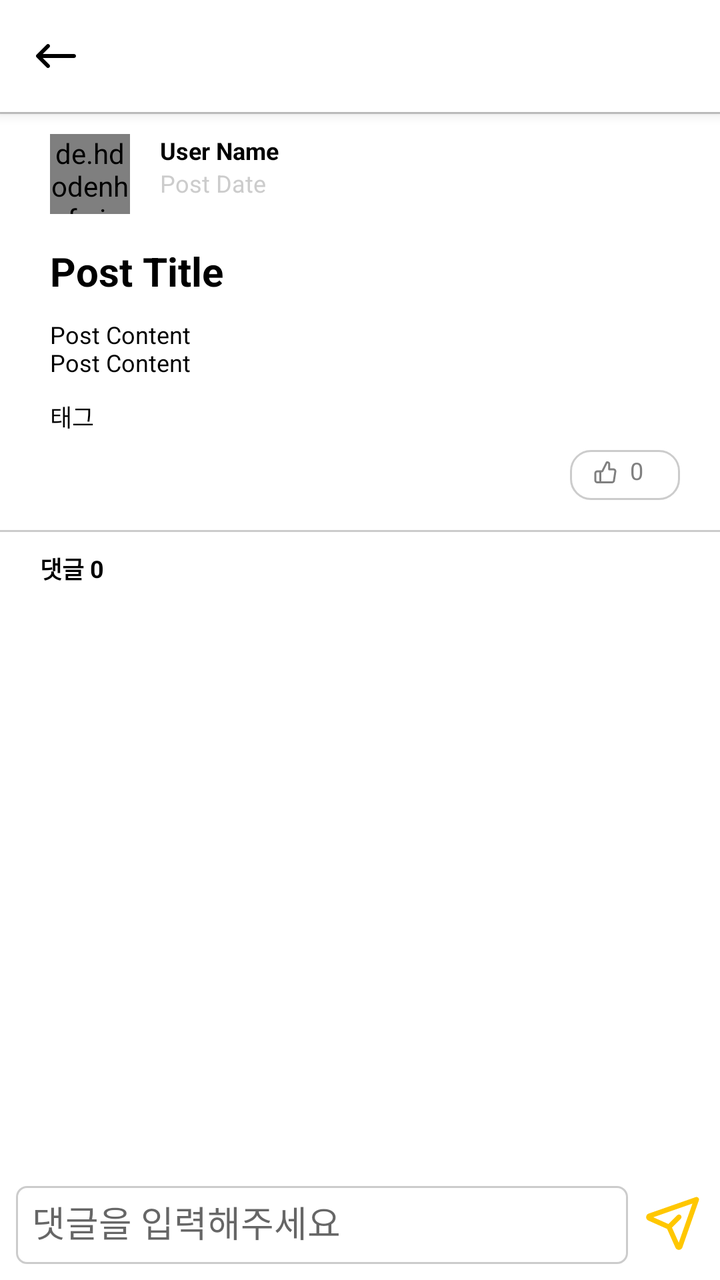
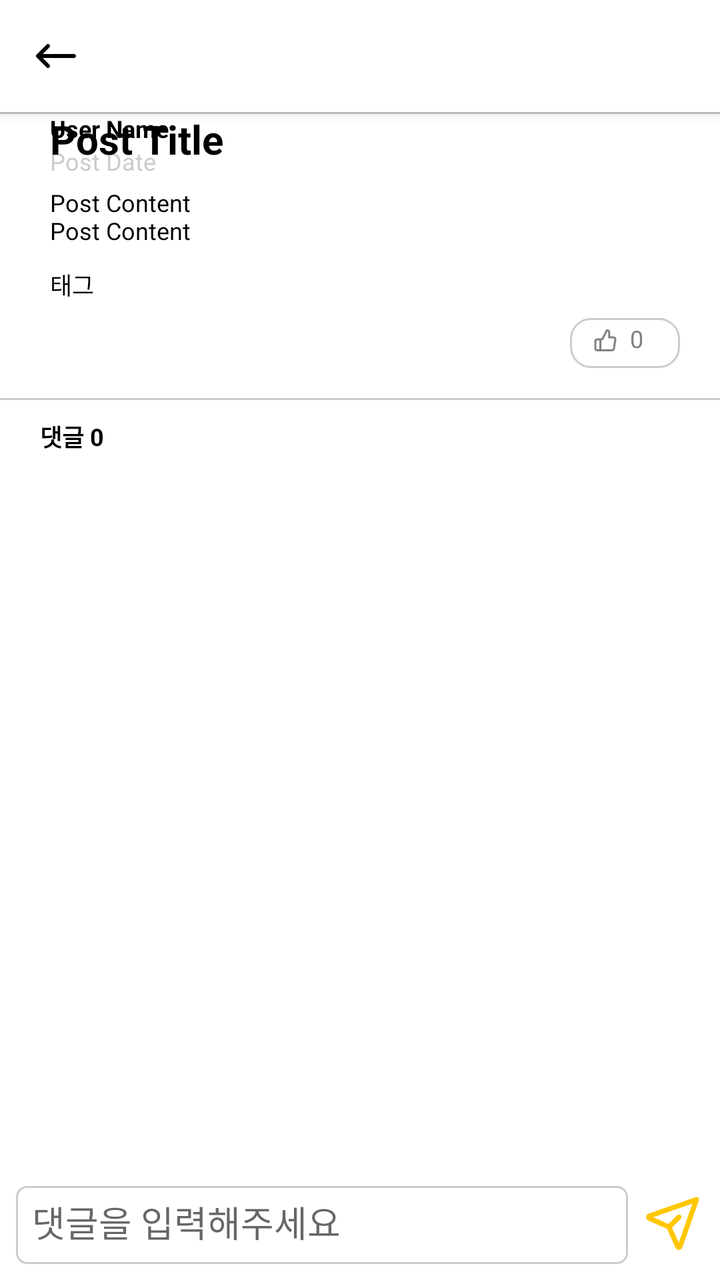

An Android layout rendered at two revisions. The XML below is the earlier revision; the diff shows what the commit changed to produce the second picture.
<!-- AndroidManifest.xml: application theme Theme.Team_On -->
<!-- res/layout/fragment_post_detail.xml -->
<?xml version="1.0" encoding="utf-8"?>
<androidx.coordinatorlayout.widget.CoordinatorLayout xmlns:android="http://schemas.android.com/apk/res/android"
    xmlns:tools="http://schemas.android.com/tools"
    xmlns:app="http://schemas.android.com/apk/res-auto"
    android:layout_width="match_parent"
    android:layout_height="match_parent"
    tools:context=".FragmentPostDetail">

    <com.google.android.material.appbar.AppBarLayout
        android:id="@+id/post_detail_appbar"
        android:layout_width="match_parent"
        android:layout_height="wrap_content">

        <androidx.appcompat.widget.Toolbar
            android:id="@+id/post_detail_toolbar"
            android:layout_width="match_parent"
            android:layout_height="?attr/actionBarSize"
            android:background="@color/white"
            app:layout_scrollFlags="scroll|exitUntilCollapsed"
            app:navigationIcon="@drawable/svg_back"/>

    </com.google.android.material.appbar.AppBarLayout>

    <androidx.core.widget.NestedScrollView
        android:layout_width="match_parent"
        android:layout_height="match_parent"
        android:layout_marginBottom="55dp"
        app:layout_behavior="@string/appbar_scrolling_view_behavior">

        <androidx.constraintlayout.widget.ConstraintLayout
            android:layout_width="match_parent"
            android:layout_height="wrap_content">

            <ImageView
                android:id="@+id/post_detail_line1"
                android:layout_width="match_parent"
                android:layout_height="1dp"
                android:background="@color/gray"
                app:layout_constraintStart_toStartOf="parent"
                app:layout_constraintTop_toTopOf="parent"/>

            <de.hdodenhof.circleimageview.CircleImageView
                android:id="@+id/post_detail_user_profile"
                android:layout_width="40dp"
                android:layout_height="40dp"
                android:layout_marginStart="25dp"
                android:layout_marginTop="10dp"
                android:src="@drawable/svg_default_profile"
                app:layout_constraintStart_toStartOf="parent"
                app:layout_constraintTop_toBottomOf="@id/post_detail_line1" />

            <TextView
                android:id="@+id/post_detail_user_name"
                android:layout_width="wrap_content"
                android:layout_height="wrap_content"
                android:layout_marginStart="15dp"
                android:text="User Name"
                android:textColor="@color/black"
                android:textSize="12sp"
                android:textStyle="bold"
                app:layout_constraintStart_toEndOf="@id/post_detail_user_profile"
                app:layout_constraintTop_toTopOf="@id/post_detail_user_profile" />

            <TextView
                android:id="@+id/post_detail_post_date"
                android:layout_width="wrap_content"
                android:layout_height="wrap_content"
                android:text="Post Date"
                android:textColor="@color/gray"
                android:textSize="12sp"
                app:layout_constraintStart_toStartOf="@id/post_detail_user_name"
                app:layout_constraintTop_toBottomOf="@id/post_detail_user_name" />

            <TextView
                android:id="@+id/post_detail_title"
                android:layout_width="wrap_content"
                android:layout_height="wrap_content"
                android:maxWidth="300dp"
                android:layout_marginTop="15dp"
                android:text="Post Title"
                android:textColor="@color/black"
                android:textSize="20sp"
                android:textStyle="bold"
                app:layout_constraintStart_toStartOf="@id/post_detail_user_profile"
                app:layout_constraintTop_toBottomOf="@id/post_detail_user_profile" />

            <TextView
                android:id="@+id/post_detail_content"
                android:layout_width="wrap_content"
                android:layout_height="wrap_content"
                android:maxWidth="300dp"
                android:layout_marginTop="10dp"
                android:text="Post Content\nPost Content"
                android:textColor="@color/black"
                android:textSize="12sp"
                app:layout_constraintStart_toStartOf="@id/post_detail_title"
                app:layout_constraintTop_toBottomOf="@id/post_detail_title" />

            <ImageView
                android:id="@+id/post_detail_image"
                android:layout_width="wrap_content"
                android:layout_height="wrap_content"
                android:layout_marginTop="10dp"
                android:maxWidth="330dp"
                android:maxHeight="164dp"
                android:adjustViewBounds="true"
                android:background="@drawable/radius_5_transparent"
                android:clipToOutline="true"
                android:visibility="gone"
                android:scaleType="fitCenter"
                android:src="@drawable/svg_big_camera"
                app:layout_constraintEnd_toEndOf="parent"
                app:layout_constraintStart_toStartOf="parent"
                app:layout_constraintTop_toBottomOf="@id/post_detail_content" />

            <TextView
                android:id="@+id/post_detail_tag_list"
                android:layout_width="wrap_content"
                android:layout_height="wrap_content"
                android:layout_marginTop="10dp"
                android:text="태그"
                android:textColor="@color/black"
                android:textSize="12sp"
                app:layout_constraintTop_toBottomOf="@id/post_detail_image"
                app:layout_constraintStart_toStartOf="@id/post_detail_title" />

            <TextView
                android:id="@+id/post_detail_tag1"
                android:layout_width="54dp"
                android:layout_height="22dp"
                android:layout_marginTop="8dp"
                android:background="@drawable/radius_10_stroke_gray"
                android:gravity="center"
                android:text="Tag1"
                android:textColor="@color/hint"
                android:textSize="12sp"
                android:visibility="gone"
                app:layout_constraintStart_toStartOf="@id/post_detail_tag_list"
                app:layout_constraintTop_toBottomOf="@id/post_detail_tag_list" />

            <TextView
                android:id="@+id/post_detail_tag2"
                android:layout_width="54dp"
                android:layout_height="22dp"
                android:layout_marginStart="8dp"
                android:background="@drawable/radius_10_stroke_gray"
                android:gravity="center"
                android:text="Tag2"
                android:textColor="@color/hint"
                android:textSize="12sp"
                android:visibility="gone"
                app:layout_constraintStart_toEndOf="@id/post_detail_tag1"
                app:layout_constraintTop_toTopOf="@id/post_detail_tag1" />

            <TextView
                android:id="@+id/post_detail_tag3"
                android:layout_width="54dp"
                android:layout_height="22dp"
                android:layout_marginStart="8dp"
                android:background="@drawable/radius_10_stroke_gray"
                android:gravity="center"
                android:text="Tag3"
                android:textColor="@color/hint"
                android:textSize="12sp"
                android:visibility="gone"
                app:layout_constraintStart_toEndOf="@id/post_detail_tag2"
                app:layout_constraintTop_toTopOf="@id/post_detail_tag2" />

            <TextView
                android:id="@+id/post_detail_text_like"
                android:layout_width="wrap_content"
                android:layout_height="wrap_content"
                android:layout_marginStart="30dp"
                android:layout_marginTop="2dp"
                android:text="0"
                android:textColor="@color/hint"
                android:textSize="12sp"
                app:layout_constraintTop_toTopOf="@id/post_detail_btn_like"
                app:layout_constraintStart_toStartOf="@id/post_detail_btn_like" />

            <ImageButton
                android:id="@+id/post_detail_btn_like"
                android:layout_width="55dp"
                android:layout_height="25dp"
                android:layout_marginTop="8dp"
                android:layout_marginEnd="20dp"
                android:background="@drawable/radius_10_stroke_gray"
                android:src="@drawable/svg_thumbs"
                android:paddingEnd="20dp"
                android:paddingBottom="2dp"
                app:layout_constraintEnd_toEndOf="parent"
                app:layout_constraintTop_toBottomOf="@id/post_detail_tag_list" />

            <ImageView
                android:id="@+id/post_detail_line2"
                android:layout_width="match_parent"
                android:layout_height="1dp"
                android:layout_marginTop="15dp"
                android:background="@color/gray"
                app:layout_constraintStart_toStartOf="parent"
                app:layout_constraintTop_toBottomOf="@id/post_detail_btn_like" />

            <TextView
                android:layout_width="wrap_content"
                android:layout_height="wrap_content"
                android:layout_marginEnd="3dp"
                android:layout_marginTop="-1dp"
                android:text="댓글"
                android:textColor="@color/black"
                android:textSize="12sp"
                android:textStyle="bold"
                app:layout_constraintEnd_toStartOf="@id/post_detail_comment_counter"
                app:layout_constraintTop_toTopOf="@id/post_detail_comment_counter" />

            <TextView
                android:id="@+id/post_detail_comment_counter"
                android:layout_width="wrap_content"
                android:layout_height="wrap_content"
                android:layout_marginStart="20dp"
                android:layout_marginTop="10dp"
                android:text="0"
                android:textColor="@color/black"
                android:textSize="12sp"
                android:textStyle="bold"
                app:layout_constraintStart_toStartOf="@id/post_detail_title"
                app:layout_constraintTop_toBottomOf="@id/post_detail_line2" />

            <androidx.recyclerview.widget.RecyclerView
                android:id="@+id/post_detail_recyclerview"
                android:layout_width="match_parent"
                android:layout_height="wrap_content"
                android:layout_marginTop="10dp"
                app:layout_constraintStart_toStartOf="parent"
                app:layout_constraintTop_toBottomOf="@id/post_detail_comment_counter"
                tools:listitem="@layout/item_view_comment" />

        </androidx.constraintlayout.widget.ConstraintLayout>

    </androidx.core.widget.NestedScrollView>

    <LinearLayout
        android:layout_width="match_parent"
        android:layout_height="55dp"
        android:orientation="horizontal"
        android:padding="8dp"
        android:background="@color/white"
        android:layout_gravity="bottom">

        <EditText
            android:id="@+id/post_detail_edit_comment"
            android:layout_width="0dp"
            android:layout_height="wrap_content"
            android:layout_weight="1"
            android:hint="댓글을 입력해주세요"
            android:background="@drawable/radius_5_stroke_gray"
            android:padding="8dp" />

        <ImageButton
            android:id="@+id/post_detail_btn_send_comment"
            android:layout_width="30dp"
            android:layout_height="30dp"
            android:layout_marginStart="8dp"
            android:layout_marginTop="3dp"
            android:background="@drawable/svg_send_comment" />
    </LinearLayout>

</androidx.coordinatorlayout.widget.CoordinatorLayout>
<!-- res/layout/item_view_comment.xml (included above) -->
<?xml version="1.0" encoding="utf-8"?>
<androidx.constraintlayout.widget.ConstraintLayout xmlns:android="http://schemas.android.com/apk/res/android"
    xmlns:tools="http://schemas.android.com/tools"
    android:layout_width="match_parent"
    android:layout_height="wrap_content"
    android:minHeight="85dp"
    xmlns:app="http://schemas.android.com/apk/res-auto">

    <TextView
        android:id="@+id/comment_user_id"
        android:layout_width="wrap_content"
        android:layout_height="wrap_content"
        android:layout_marginStart="15dp"
        android:layout_marginTop="10dp"
        android:text="user_id"
        android:textColor="@color/black"
        android:textSize="11sp"
        android:textStyle="bold"
        app:layout_constraintStart_toStartOf="parent"
        app:layout_constraintTop_toTopOf="parent" />
    
    <TextView
        android:id="@+id/comment_date"
        android:layout_width="wrap_content"
        android:layout_height="wrap_content"
        android:layout_marginTop="1dp"
        android:text="mm/dd hh:mm"
        android:textColor="@color/gray"
        android:textSize="11sp"
        app:layout_constraintStart_toStartOf="@id/comment_user_id"
        app:layout_constraintTop_toBottomOf="@id/comment_user_id" />

    <TextView
        android:id="@+id/comment_content"
        android:layout_width="wrap_content"
        android:layout_height="wrap_content"
        android:layout_marginTop="7dp"
        android:maxWidth="280sp"
        android:text="comment_text"
        android:textColor="@color/black"
        android:textSize="12sp"
        app:layout_constraintStart_toStartOf="@id/comment_user_id"
        app:layout_constraintTop_toBottomOf="@id/comment_date" />

    <ImageView
        android:layout_width="match_parent"
        android:layout_height="1dp"
        android:layout_marginStart="15dp"
        android:layout_marginEnd="15dp"
        android:background="@color/gray"
        app:layout_constraintBottom_toBottomOf="parent"
        app:layout_constraintStart_toStartOf="parent" />

</androidx.constraintlayout.widget.ConstraintLayout>
<!-- resources referenced by this layout -->
<resources>
  <color name="black">#FF000000</color>
  <color name="gray">#CCCCCC</color>
  <color name="hint">#808080</color>
  <color name="white">#FFFFFFFF</color>
  <!-- drawable radius_10_stroke_gray (drawable) -->
  <?xml version="1.0" encoding="utf-8"?>
  <shape xmlns:android="http://schemas.android.com/apk/res/android">
      <corners android:radius="10dp"/>
      <stroke android:color="@color/gray"
          android:width="1dp"/>
  </shape>
  <!-- drawable radius_5_stroke_gray (drawable) -->
  <?xml version="1.0" encoding="utf-8"?>
  <shape xmlns:android="http://schemas.android.com/apk/res/android">
      <corners android:radius="5dp"/>
      <stroke android:color="@color/gray"
          android:width="1dp"/>
  </shape>
  <!-- drawable radius_5_transparent (drawable) -->
  <?xml version="1.0" encoding="utf-8"?>
  <shape xmlns:android="http://schemas.android.com/apk/res/android">
      <corners android:radius="5dp" />
  </shape>
  <!-- drawable svg_back (drawable) -->
  <vector xmlns:android="http://schemas.android.com/apk/res/android"
      android:width="24dp"
      android:height="24dp"
      android:viewportWidth="24"
      android:viewportHeight="24">
    <path
        android:pathData="M8.707,16.293C9.098,16.683 9.098,17.317 8.707,17.707C8.317,18.098 7.683,18.098 7.293,17.707L2.293,12.707C1.902,12.317 1.902,11.683 2.293,11.293L7.293,6.293C7.683,5.902 8.317,5.902 8.707,6.293C9.098,6.683 9.098,7.317 8.707,7.707L5.414,11L21,11C21.552,11 22,11.448 22,12C22,12.552 21.552,13 21,13L5.414,13L8.707,16.293Z"
        android:fillColor="#000000"/>
  </vector>
  <!-- drawable svg_default_profile (drawable) -->
  <vector xmlns:android="http://schemas.android.com/apk/res/android"
      android:width="101dp"
      android:height="101dp"
      android:viewportWidth="101"
      android:viewportHeight="101">
    <path
        android:pathData="M50.5,50.5m-50.5,0a50.5,50.5 0,1 1,101 0a50.5,50.5 0,1 1,-101 0"
        android:fillColor="#D9D9D9"/>
    <path
        android:pathData="M50,18.92C41.14,18.92 33.96,26.1 33.96,34.96C33.96,43.82 41.14,51 50,51C58.86,51 66.04,43.82 66.04,34.96C66.04,26.1 58.86,18.92 50,18.92ZM39.79,34.96C39.79,29.32 44.36,24.75 50,24.75C55.64,24.75 60.21,29.32 60.21,34.96C60.21,40.6 55.64,45.17 50,45.17C44.36,45.17 39.79,40.6 39.79,34.96Z"
        android:fillColor="#AAAAAA"
        android:fillType="evenOdd"/>
    <path
        android:pathData="M38.33,56.83C28.67,56.83 20.83,64.67 20.83,74.33V80.17C20.83,81.78 22.14,83.08 23.75,83.08C25.36,83.08 26.67,81.78 26.67,80.17V74.33C26.67,67.89 31.89,62.67 38.33,62.67H61.67C68.11,62.67 73.33,67.89 73.33,74.33V80.17C73.33,81.78 74.64,83.08 76.25,83.08C77.86,83.08 79.17,81.78 79.17,80.17V74.33C79.17,64.67 71.33,56.83 61.67,56.83H38.33Z"
        android:fillColor="#AAAAAA"/>
  </vector>
  <!-- drawable svg_send_comment (drawable) -->
  <vector xmlns:android="http://schemas.android.com/apk/res/android"
      android:width="20dp"
      android:height="20dp"
      android:viewportWidth="20"
      android:viewportHeight="20">
    <path
        android:pathData="M18.287,2.775C18.392,2.473 18.316,2.137 18.089,1.911C17.863,1.684 17.527,1.608 17.225,1.713L1.55,7.199C0.481,7.573 0.421,9.062 1.455,9.522L7.702,12.298L10.478,18.545C10.938,19.579 12.426,19.518 12.8,18.45L18.287,2.775ZM8.149,10.673L3.093,8.425L16.142,3.858L11.575,16.907L9.327,11.851L12.256,8.922C12.581,8.597 12.581,8.069 12.256,7.744C11.931,7.418 11.403,7.418 11.077,7.744L8.149,10.673Z"
        android:fillColor="#FFC700"
        android:fillType="evenOdd"/>
  </vector>
  <style name="Theme.Team_On" parent="Base.Theme.Team_On" />
  <style name="Base.Theme.Team_On" parent="Theme.AppCompat.DayNight.NoActionBar">
          <item name="android:windowLightStatusBar">true</item>
          <item name="android:windowBackground">@android:color/white</item>
          <item name="android:statusBarColor">@color/white</item>
          <item name="android:textColor">#000000</item>
      </style>
  <!-- unchanged entries left out for length: 2 -->
</resources>

<!-- the commit's change to res/layout/fragment_post_detail.xml (unified diff, before → after) -->
@@ -39,27 +39,17 @@
                 app:layout_constraintStart_toStartOf="parent"
                 app:layout_constraintTop_toTopOf="parent"/>
 
-            <de.hdodenhof.circleimageview.CircleImageView
-                android:id="@+id/post_detail_user_profile"
-                android:layout_width="40dp"
-                android:layout_height="40dp"
+            <TextView
+                android:id="@+id/post_detail_user_name"
+                android:layout_width="wrap_content"
+                android:layout_height="wrap_content"
                 android:layout_marginStart="25dp"
-                android:layout_marginTop="10dp"
-                android:src="@drawable/svg_default_profile"
-                app:layout_constraintStart_toStartOf="parent"
-                app:layout_constraintTop_toBottomOf="@id/post_detail_line1" />
-
-            <TextView
-                android:id="@+id/post_detail_user_name"
-                android:layout_width="wrap_content"
-                android:layout_height="wrap_content"
-                android:layout_marginStart="15dp"
                 android:text="User Name"
                 android:textColor="@color/black"
                 android:textSize="12sp"
                 android:textStyle="bold"
-                app:layout_constraintStart_toEndOf="@id/post_detail_user_profile"
-                app:layout_constraintTop_toTopOf="@id/post_detail_user_profile" />
+                app:layout_constraintStart_toStartOf="parent"
+                tools:layout_editor_absoluteY="11dp" />
 
             <TextView
                 android:id="@+id/post_detail_post_date"
@@ -76,13 +66,12 @@
                 android:layout_width="wrap_content"
                 android:layout_height="wrap_content"
                 android:maxWidth="300dp"
-                android:layout_marginTop="15dp"
                 android:text="Post Title"
                 android:textColor="@color/black"
                 android:textSize="20sp"
                 android:textStyle="bold"
-                app:layout_constraintStart_toStartOf="@id/post_detail_user_profile"
-                app:layout_constraintTop_toBottomOf="@id/post_detail_user_profile" />
+                app:layout_constraintStart_toStartOf="@+id/post_detail_user_name"
+                tools:layout_editor_absoluteY="66dp" />
 
             <TextView
                 android:id="@+id/post_detail_content"
<!-- resource entries referenced after the edit -->
@@ -33,23 +33,6 @@
         android:pathData="M8.707,16.293C9.098,16.683 9.098,17.317 8.707,17.707C8.317,18.098 7.683,18.098 7.293,17.707L2.293,12.707C1.902,12.317 1.902,11.683 2.293,11.293L7.293,6.293C7.683,5.902 8.317,5.902 8.707,6.293C9.098,6.683 9.098,7.317 8.707,7.707L5.414,11L21,11C21.552,11 22,11.448 22,12C22,12.552 21.552,13 21,13L5.414,13L8.707,16.293Z"
         android:fillColor="#000000"/>
   </vector>
-  <!-- drawable svg_default_profile (drawable) -->
-  <vector xmlns:android="http://schemas.android.com/apk/res/android"
-      android:width="101dp"
-      android:height="101dp"
-      android:viewportWidth="101"
-      android:viewportHeight="101">
-    <path
-        android:pathData="M50.5,50.5m-50.5,0a50.5,50.5 0,1 1,101 0a50.5,50.5 0,1 1,-101 0"
-        android:fillColor="#D9D9D9"/>
-    <path
-        android:pathData="M50,18.92C41.14,18.92 33.96,26.1 33.96,34.96C33.96,43.82 41.14,51 50,51C58.86,51 66.04,43.82 66.04,34.96C66.04,26.1 58.86,18.92 50,18.92ZM39.79,34.96C39.79,29.32 44.36,24.75 50,24.75C55.64,24.75 60.21,29.32 60.21,34.96C60.21,40.6 55.64,45.17 50,45.17C44.36,45.17 39.79,40.6 39.79,34.96Z"
-        android:fillColor="#AAAAAA"
-        android:fillType="evenOdd"/>
-    <path
-        android:pathData="M38.33,56.83C28.67,56.83 20.83,64.67 20.83,74.33V80.17C20.83,81.78 22.14,83.08 23.75,83.08C25.36,83.08 26.67,81.78 26.67,80.17V74.33C26.67,67.89 31.89,62.67 38.33,62.67H61.67C68.11,62.67 73.33,67.89 73.33,74.33V80.17C73.33,81.78 74.64,83.08 76.25,83.08C77.86,83.08 79.17,81.78 79.17,80.17V74.33C79.17,64.67 71.33,56.83 61.67,56.83H38.33Z"
-        android:fillColor="#AAAAAA"/>
-  </vector>
   <!-- drawable svg_send_comment (drawable) -->
   <vector xmlns:android="http://schemas.android.com/apk/res/android"
       android:width="20dp"
